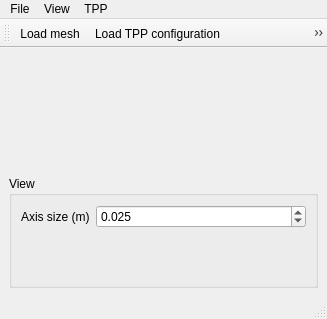
First picture: the form in noether_gui/src/widgets/tpp_widget.ui, repository ros-industrial/noether, before the edit.
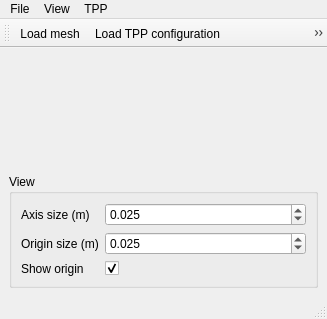
Second picture: the form after the edit. Icons and pictures are not drawn.

Commit message: Feat/zero ref frame axis (#300)

Diff of the .ui file:
```diff
--- a/noether_gui/src/widgets/tpp_widget.ui
+++ b/noether_gui/src/widgets/tpp_widget.ui
@@ -54,6 +54,46 @@
              </property>
             </widget>
            </item>
+           <item row="2" column="0">
+            <widget class="QLabel" name="label_2">
+             <property name="text">
+              <string>Show origin</string>
+             </property>
+            </widget>
+           </item>
+           <item row="2" column="1">
+            <widget class="QCheckBox" name="check_box_show_axes">
+             <property name="text">
+              <string/>
+             </property>
+             <property name="checked">
+              <bool>true</bool>
+             </property>
+            </widget>
+           </item>
+           <item row="1" column="1">
+            <widget class="QDoubleSpinBox" name="double_spin_box_origin_size">
+             <property name="decimals">
+              <number>3</number>
+             </property>
+             <property name="maximum">
+              <double>1.000000000000000</double>
+             </property>
+             <property name="singleStep">
+              <double>0.010000000000000</double>
+             </property>
+             <property name="value">
+              <double>0.025000000000000</double>
+             </property>
+            </widget>
+           </item>
+           <item row="1" column="0">
+            <widget class="QLabel" name="label_3">
+             <property name="text">
+              <string>Origin size (m)</string>
+             </property>
+            </widget>
+           </item>
           </layout>
          </widget>
         </item>
```
Left out of the diff: 2 changed lines with no effect on the pictures. The commit also changes 2 other files.
